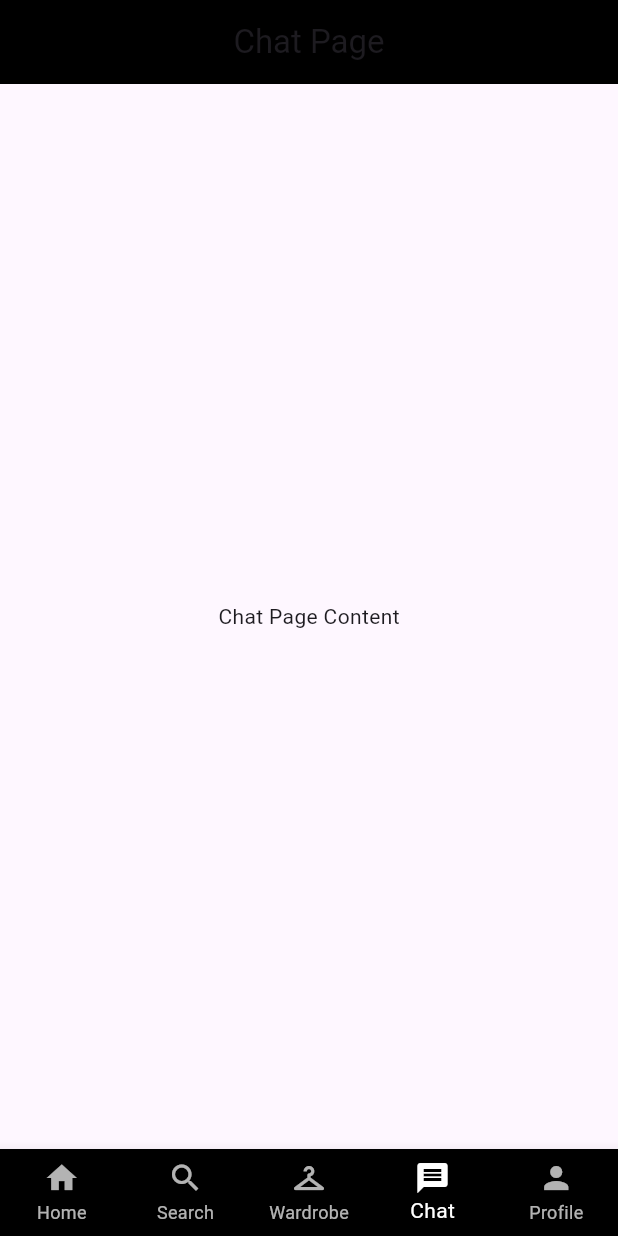
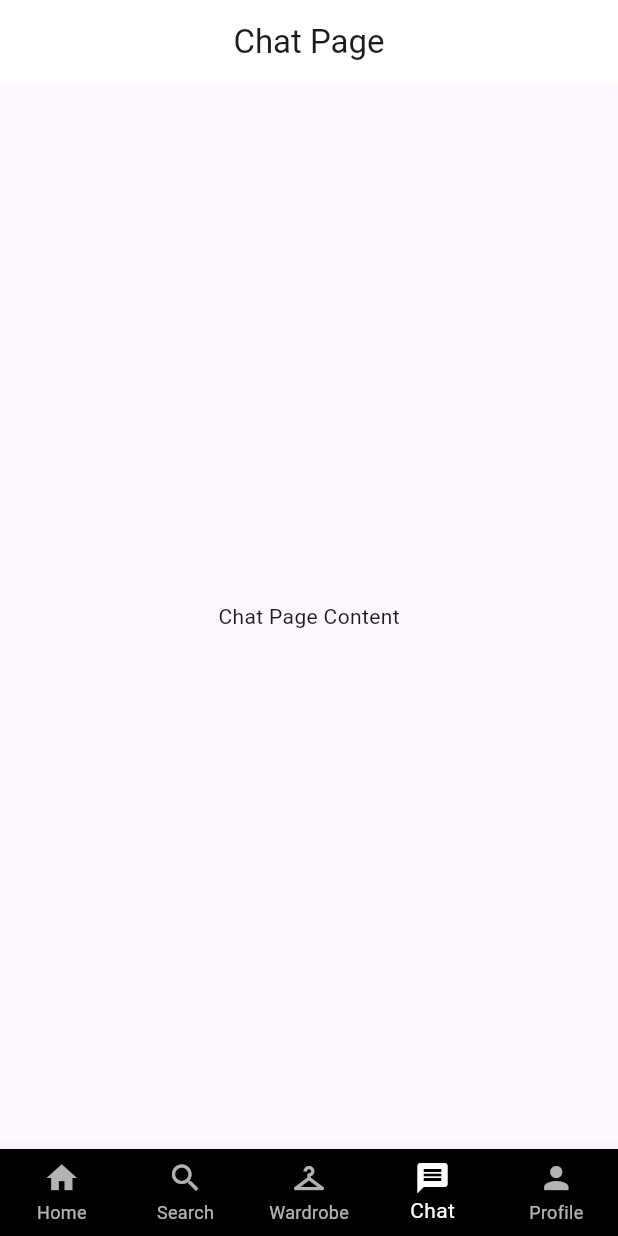
Before and after one commit to sebsm1th/DigiDress, a Flutter app: the ChatPage screen opened directly, on a phone screen of 412 x 824 dp. Run offline on Flutter 3.47's test engine with Material 3 defaults, Android fonts, the phone set to English and light mode, and no system bars; our stand-ins replace image_picker.

Commit message:
changing colours of top app bar

```diff
--- a/digidress/lib/chat.dart
+++ b/digidress/lib/chat.dart
@@ -22,12 +22,13 @@ class _ChatPageState extends State<ChatPage> {
         automaticallyImplyLeading: false,
         title: Text('Chat Page'),
         centerTitle: true,
-        backgroundColor: Colors.black,
+        backgroundColor: const Color.fromARGB(255, 255, 255, 255),
       ),
       body: Center(child: Text('Chat Page Content')),
       bottomNavigationBar: BottomNavBar(
         currentIndex: _currentIndex,
         onTap: _onNavBarTap,
+
       ),
     );
   }
--- a/digidress/lib/search.dart
+++ b/digidress/lib/search.dart
@@ -22,7 +22,7 @@ class _SearchPageState extends State<SearchPage> {
         automaticallyImplyLeading: false,
         title: Text('Search Page'),
         centerTitle: true,
-        backgroundColor: Colors.black,
+        backgroundColor: const Color.fromARGB(255, 255, 255, 255),
       ),
       body: Center(child: Text('Search Page Content')),
       bottomNavigationBar: BottomNavBar(
```
